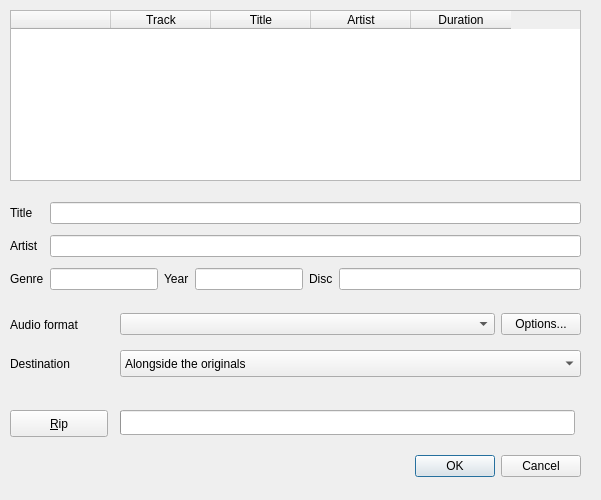
First picture: the form in src/ui/ripcd.ui, repository clementine-player/Clementine, before the edit.
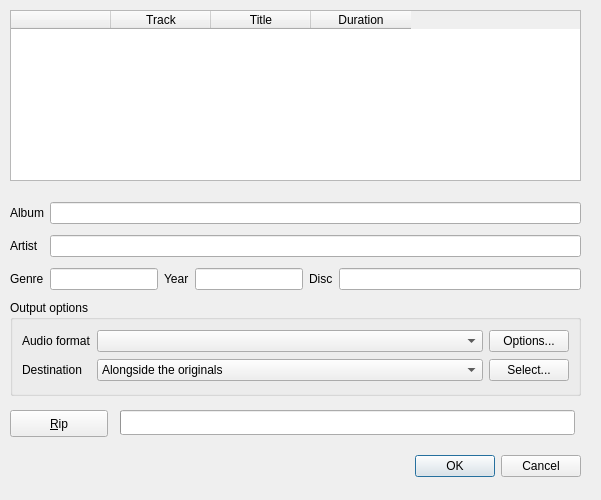
Second picture: the form after the edit.

Commit message:
UI integration, needs beautification
Incorporates the 'Select Destiny' feature from 062889b, fetches values provided by user to populate file tags, UI adjustments

```diff
--- a/src/ui/ripcd.ui
+++ b/src/ui/ripcd.ui
@@ -62,7 +62,7 @@
     <item row="0" column="0">
      <widget class="QLabel" name="title_label">
       <property name="text">
-       <string>Title</string>
+       <string>Album</string>
       </property>
      </widget>
     </item>
@@ -117,7 +117,7 @@
     <item row="0" column="0">
      <widget class="QTableWidget" name="tableWidget">
       <property name="columnCount">
-       <number>5</number>
+       <number>4</number>
       </property>
       <attribute name="horizontalHeaderVisible">
        <bool>true</bool>
@@ -146,11 +146,6 @@
         <string>Title</string>
        </property>
       </column>
-      <column>
-       <property name="text">
-        <string>Artist</string>
-       </property>
-      </column>
       <column>
        <property name="text">
         <string>Duration</string>
@@ -173,17 +168,37 @@
     <string>&amp;Rip</string>
    </property>
   </widget>
-  <widget class="QWidget" name="layoutWidget">
+  <widget class="QProgressBar" name="progress_bar">
    <property name="geometry">
     <rect>
      <x>120</x>
-     <y>310</y>
-     <width>461</width>
-     <height>29</height>
+     <y>410</y>
+     <width>455</width>
+     <height>25</height>
     </rect>
    </property>
-   <layout class="QHBoxLayout" name="horizontalLayout_3">
-    <item>
+  </widget>
+  <widget class="QGroupBox" name="output_group">
+   <property name="geometry">
+    <rect>
+     <x>10</x>
+     <y>300</y>
+     <width>571</width>
+     <height>96</height>
+    </rect>
+   </property>
+   <property name="title">
+    <string>Output options</string>
+   </property>
+   <layout class="QGridLayout" name="gridLayout">
+    <item row="0" column="0">
+     <widget class="QLabel" name="label">
+      <property name="text">
+       <string>Audio format</string>
+      </property>
+     </widget>
+    </item>
+    <item row="0" column="1">
      <widget class="QComboBox" name="format">
       <property name="sizePolicy">
        <sizepolicy hsizetype="Expanding" vsizetype="Fixed">
@@ -193,49 +208,30 @@
       </property>
      </widget>
     </item>
-    <item>
+    <item row="0" column="2">
      <widget class="QPushButton" name="options">
       <property name="text">
        <string>Options...</string>
       </property>
      </widget>
     </item>
-   </layout>
-  </widget>
-  <widget class="QLabel" name="label">
-   <property name="geometry">
-    <rect>
-     <x>10</x>
-     <y>310</y>
-     <width>90</width>
-     <height>29</height>
-    </rect>
-   </property>
-   <property name="text">
-    <string>Audio format</string>
-   </property>
-  </widget>
+    <item row="1" column="0">
   <widget class="QLabel" name="label_2">
-   <property name="geometry">
-    <rect>
-     <x>10</x>
-     <y>350</y>
-     <width>79</width>
-     <height>27</height>
-    </rect>
-   </property>
    <property name="text">
     <string>Destination</string>
    </property>
   </widget>
+    </item>
+    <item row="1" column="1">
   <widget class="QComboBox" name="destination">
-   <property name="geometry">
-    <rect>
-     <x>120</x>
-     <y>350</y>
-     <width>461</width>
-     <height>27</height>
-    </rect>
+      <property name="enabled">
+       <bool>true</bool>
+      </property>
+      <property name="sizePolicy">
+       <sizepolicy hsizetype="Expanding" vsizetype="Fixed">
+        <horstretch>0</horstretch>
+        <verstretch>0</verstretch>
+       </sizepolicy>
    </property>
    <item>
     <property name="text">
@@ -243,15 +239,15 @@
     </property>
    </item>
   </widget>
-  <widget class="QProgressBar" name="progress_bar">
-   <property name="geometry">
-    <rect>
-     <x>120</x>
-     <y>410</y>
-     <width>455</width>
-     <height>25</height>
-    </rect>
-   </property>
+    </item>
+    <item row="1" column="2">
+     <widget class="QPushButton" name="select">
+      <property name="text">
+       <string>Select...</string>
+      </property>
+     </widget>
+    </item>
+   </layout>
   </widget>
  </widget>
  <resources/>
```
Left out of the diff: 10 changed lines with no effect on the pictures. Lines whose indentation alone changed are shown as unchanged. The commit also changes 2 other files.
